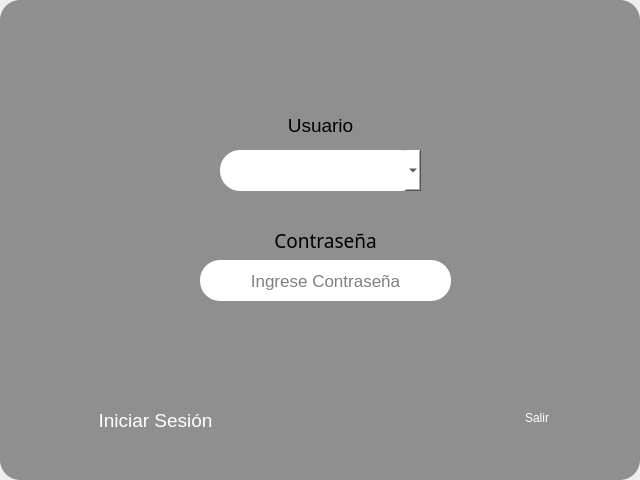
This is login.ui in 1is7ac3/OIQ_System as Qt 5 draws it before an edit. The edited form follows.
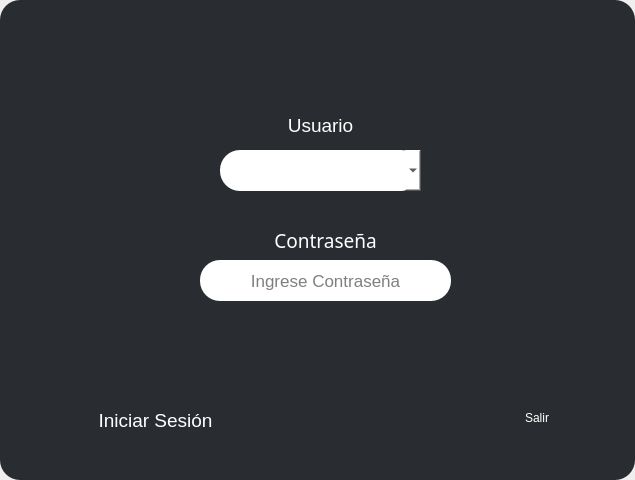
This is the edited form. Icons and pictures are not drawn.

The edit to the form file:
```diff
--- a/login.ui
+++ b/login.ui
@@ -6,7 +6,7 @@
    <rect>
     <x>0</x>
     <y>0</y>
-    <width>640</width>
+    <width>635</width>
     <height>480</height>
    </rect>
   </property>
@@ -51,7 +51,7 @@
        <bool>true</bool>
       </property>
       <property name="styleSheet">
-       <string notr="true">background: rgb(143, 143, 143);
+       <string notr="true">background: rgb(41, 45, 50);
 border-radius: 20px;
 border: 1px;
 </string>
@@ -75,7 +75,7 @@
         </font>
        </property>
        <property name="styleSheet">
-        <string notr="true">color: rgb(0, 0, 0);
+        <string notr="true">color: rgb(255, 255, 255);
 background-color: rgba(255, 255, 255, 0);</string>
        </property>
        <property name="text">
@@ -112,7 +112,7 @@
        </property>
        <property name="styleSheet">
         <string notr="true">background-color: rgba(255, 255, 255, 0);
-color: rgb(0, 0, 0);
+color: rgb(255, 255, 255);
 </string>
        </property>
        <property name="text">
@@ -287,10 +287,10 @@
       <widget class="QLabel" name="key_result">
        <property name="geometry">
         <rect>
-         <x>200</x>
-         <y>310</y>
-         <width>231</width>
-         <height>20</height>
+         <x>0</x>
+         <y>320</y>
+         <width>631</width>
+         <height>41</height>
         </rect>
        </property>
        <property name="styleSheet">
@@ -298,7 +298,10 @@
 color: rgb(255, 0, 0);</string>
        </property>
        <property name="text">
-        <string/>
+        <string>&lt;html&gt;&lt;head/&gt;&lt;body&gt;&lt;p align=&quot;center&quot;&gt;&lt;br/&gt;&lt;/p&gt;&lt;/body&gt;&lt;/html&gt;</string>
+       </property>
+       <property name="alignment">
+        <set>Qt::AlignmentFlag::AlignCenter</set>
        </property>
       </widget>
       <zorder>l_user</zorder>
```
Left out of the diff: 1 changed line with no effect on the pictures.
